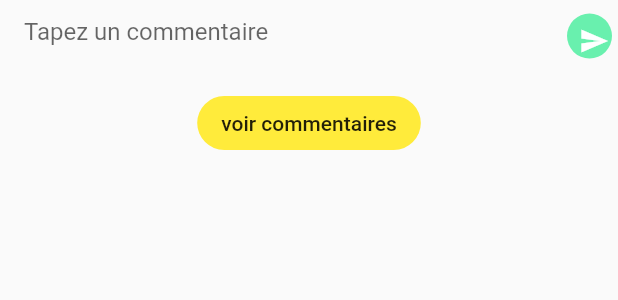
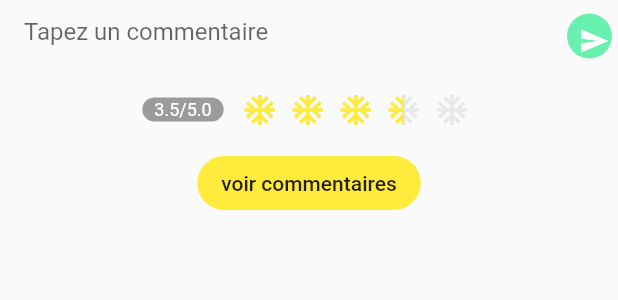
Before and after one commit to Bambamoussa/Transmusicales, a Flutter app: the Commentaire widget shown alone on an empty page, opened directly with empty values, after a tap on the "send" icon, on a phone screen of 412 x 824 dp. Shown: the top 300 px of the screen. Run offline on Flutter 3.47's test engine with Material 2 defaults, Android fonts, the phone set to English and light mode, and no system bars; drawn by our look-alikes of flutter_rating_stars; our stand-ins replace cloud_firestore, email_validator, firebase_auth, firebase_core, firebase_database, google_fonts and 2 more; accounts and stored records are empty.

```diff
--- a/lib/aristes/artiste_details.dart
+++ b/lib/aristes/artiste_details.dart
@@ -53,7 +53,7 @@ class _ArtistesDetailsState extends State<ArtistesDetails> {
               ),
               PlayListSection(date: _date, origine: _origine, salle: _salle, artiste: _artiste),
               SizedBox(height: 20.0,),
-              Commentaire(recordid: _recordid,),
+              Commentaire(recordid: _recordid,artisteName: _artiste,),
             ],
           ),
         ),
--- a/lib/commentaires/commentaire.dart
+++ b/lib/commentaires/commentaire.dart
@@ -1,28 +1,43 @@
 import 'package:email_validator/email_validator.dart';
 import 'package:flutter/cupertino.dart';
 import 'package:flutter/material.dart';
+import 'package:flutter_rating_stars/flutter_rating_stars.dart';
 import 'package:provider/provider.dart';
 import 'package:sn_progress_dialog/progress_dialog.dart';
 import 'package:tp3/commentaires/commentaire_liste.dart';
 import 'package:tp3/provider/commentaire_provider.dart';
 
-
 class Commentaire extends StatefulWidget {
   final String recordid;
+  final String artisteName;
 
-  const Commentaire({Key? key, required this.recordid}) : super(key: key);
+  const Commentaire({Key? key, required this.recordid, required this.artisteName})
+      : super(key: key);
 
   @override
   _CommentaireState createState() => _CommentaireState();
 }
 
 class _CommentaireState extends State<Commentaire> {
+  double value = 3.5;
   TextEditingController commentaireController = TextEditingController();
 
+  final _formkey = GlobalKey<FormState>();
+  @override
+  Widget build(BuildContext context) {
+    CommentaireProvider commentaireProvider =
+        Provider.of<CommentaireProvider>(context, listen: false);
+    Future<void> addRating(double rating, String artisteName, String recordid) async {
+      commentaireProvider.addRating(rating, artisteName, recordid);
+    }
+    ratingMean(String recordid){
+      final _ratingList = commentaireProvider.fectRating(recordid);
+             print("bbbbbbbbbbbbbbbbbbbbbbbbbbbbbbbbbbb  $_ratingList ");
+    }
     Future<void> addCommentaire() async {
       if (commentaireController.text.length > 0) {
         ProgressDialog pr = ProgressDialog(context: context);
-      print("dddddddddddddddddddddddddddddddddddddd ${commentaireController.text}");
+
         pr.show(
             max: 100,
             msg: 'commentaire sending...',
@@ -39,8 +54,8 @@ class _CommentaireState extends State<Commentaire> {
           i++;
           await Future.delayed(Duration(milliseconds: 100));
         }
-      await Provider.of<CommentaireProvider>(context, listen: false)
-          .commentaire(widget.recordid, commentaireController.text);
+
+        commentaireProvider.commentaire(widget.recordid, commentaireController.text);
         ScaffoldMessenger.of(context).showSnackBar(
           const SnackBar(
             content: Text('commentaire ajouté'),
@@ -51,9 +66,6 @@ class _CommentaireState extends State<Commentaire> {
       }
     }
 
-  final _formkey = GlobalKey<FormState>();
-  @override
-  Widget build(BuildContext context) {
     return Column(
       children: [
         Row(
@@ -86,15 +98,51 @@ class _CommentaireState extends State<Commentaire> {
             ),
           ],
         ),
-        SizedBox(height: 10.0,),
-        FlatButton(onPressed: (){
+        SizedBox(
+          height: 10.0,
+        ),
+        RatingStars(
+          value: value,
+          onValueChanged: (rating) {
+            addRating(rating, widget.artisteName, widget.recordid);
+            ratingMean(widget.recordid);
+            setState(() {
+              value = rating;
+            });
+          },
+          starBuilder: (index, color) => Icon(
+            Icons.ac_unit_outlined,
+            color: color,
+          ),
+          starCount: 5,
+          starSize: 30,
+          valueLabelColor: const Color(0xff9b9b9b),
+          valueLabelTextStyle: const TextStyle(
+              color: Colors.white,
+              fontWeight: FontWeight.w400,
+              fontStyle: FontStyle.normal,
+              fontSize: 12.0),
+          valueLabelRadius: 10,
+          maxValue: 5,
+          starSpacing: 2,
+          maxValueVisibility: true,
+          valueLabelVisibility: true,
+          animationDuration: Duration(milliseconds: 1000),
+          valueLabelPadding: const EdgeInsets.symmetric(vertical: 1, horizontal: 8),
+          valueLabelMargin: const EdgeInsets.only(right: 8),
+          starOffColor: const Color(0xffe7e8ea),
+          starColor: Colors.yellow,
+        ),
+        SizedBox(
+          height: 10.0,
+        ),
+        FlatButton(
+          onPressed: () {
             Navigator.pushNamed(context, CommentaireListe.routeName, arguments: widget.recordid);
           },
           color: Colors.yellow,
           child: const Text("voir commentaires"),
-          shape: RoundedRectangleBorder(
-              borderRadius: BorderRadius.circular(20.0)
-          ),
+          shape: RoundedRectangleBorder(borderRadius: BorderRadius.circular(20.0)),
         ),
       ],
     );
--- a/lib/form/connexion.dart
+++ b/lib/form/connexion.dart
@@ -30,7 +30,7 @@ class _ConnexionState extends State<Connexion> {
       }
       else{
         ScaffoldMessenger.of(context).showSnackBar(
-          const SnackBar(content: Text('mot de passe invalide'), backgroundColor: Colors.red,),
+          const SnackBar(content: Text('mot de passe  ou email invalide'), backgroundColor: Colors.red,),
         );
       }
     }
--- a/lib/form/inscription.dart
+++ b/lib/form/inscription.dart
@@ -27,7 +27,7 @@ Future<void> submitForm()async {
     }
     else{
       ScaffoldMessenger.of(context).showSnackBar(
-        const SnackBar(content: Text('cet utilisateur existe déja'), backgroundColor: Colors.red,),
+        const SnackBar(content: Text('cet utilisateur existe déja ou mot de passe invalide'), backgroundColor: Colors.red,),
       );
     }
   }
@@ -60,12 +60,12 @@ Future<void> submitForm()async {
                 ),
                 TextFormField(
                   decoration: const InputDecoration(
-                      labelText: "password",
+                      labelText: "password password avec 6 caracteres",
                       border: OutlineInputBorder()
                   ),
                   validator: (value)  {
                     if(value == null || value!.isEmpty){
-                      return "veuillez entrer un password";
+                      return "veuillez entrer un password de 6 caracteres";
                     }
 
                   },
--- a/pubspec.yaml
+++ b/pubspec.yaml
@@ -45,6 +45,7 @@ dependencies:
   google_fonts: 2.0.0
   url_launcher: ^6.0.0
   sn_progress_dialog: ^1.0.3
+  flutter_rating_stars: ^1.0.3+4
 
 
 
```
Also changed, not shown: lib/provider/commentaire_provider.dart (+36 -0 lines), pubspec.lock, 1 other file. Lines whose indentation alone changed are shown as unchanged.
